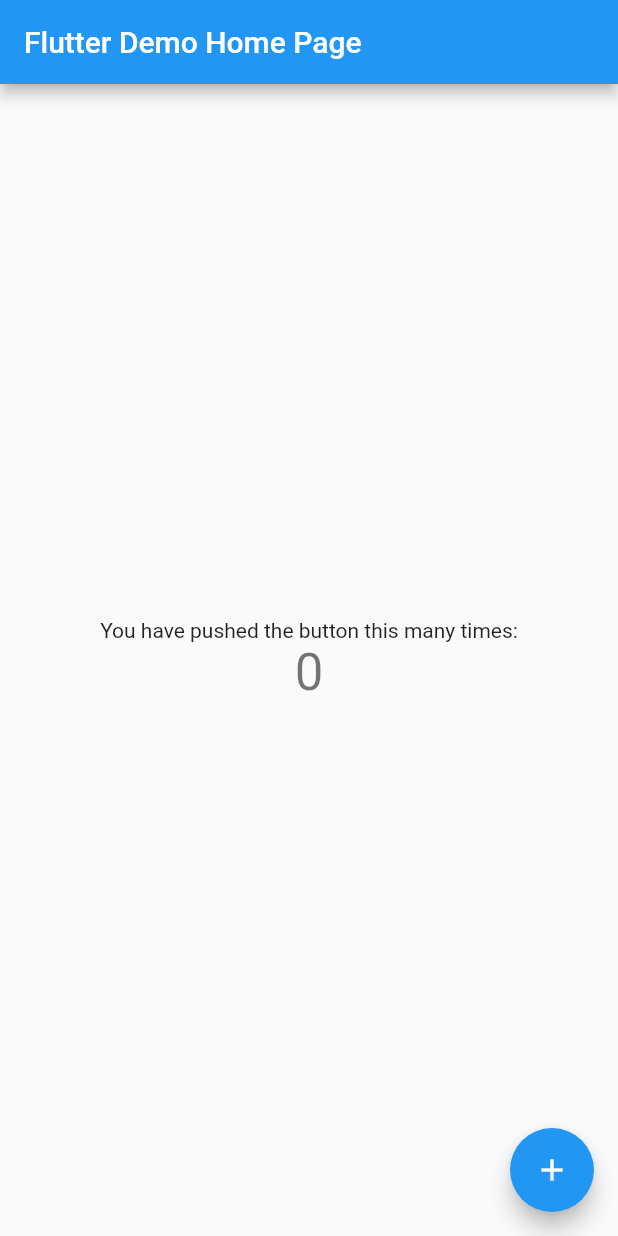
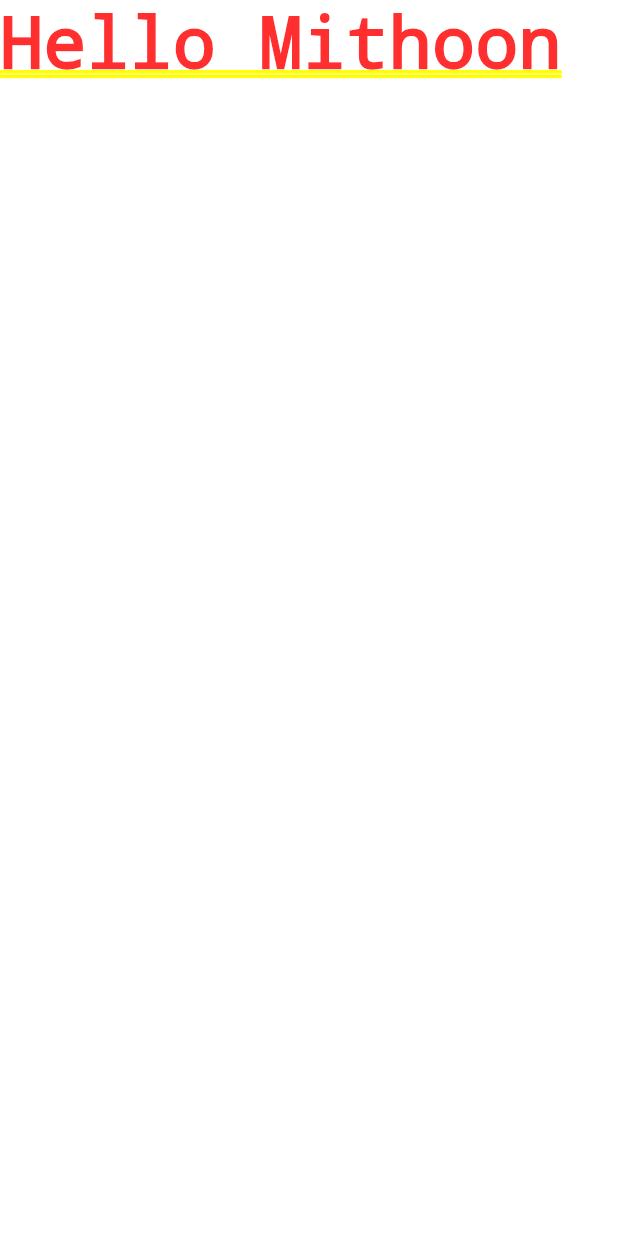
Before and after one commit to MithoonKumar/test_flutter_app, a Flutter app: the screen it shows after launch, on a phone screen of 412 x 824 dp. Run offline on Flutter 3.47's test engine with Material 2 defaults, Android fonts, the phone set to English and light mode, and no system bars.

Commit message:
Smallest app

```diff
--- a/lib/main.dart
+++ b/lib/main.dart
@@ -1,111 +1,5 @@
 import 'package:flutter/material.dart';
 
-void main() => runApp(MyApp());
-
-class MyApp extends StatelessWidget {
-  // This widget is the root of your application.
-  @override
-  Widget build(BuildContext context) {
-    return MaterialApp(
-      title: 'Flutter Demo',
-      theme: ThemeData(
-        // This is the theme of your application.
-        //
-        // Try running your application with "flutter run". You'll see the
-        // application has a blue toolbar. Then, without quitting the app, try
-        // changing the primarySwatch below to Colors.green and then invoke
-        // "hot reload" (press "r" in the console where you ran "flutter run",
-        // or simply save you r changes to "hot reload" in a Flutter IDE).
-        // Notice that the counter didn't reset back to zero; the application
-        // is not restarted.
-        primarySwatch: Colors.blue,
-      ),
-      home: MyHomePage(title: 'Flutter Demo Home Page'),
-    );
-  }
-}
-
-class MyHomePage extends StatefulWidget {
-  MyHomePage({Key key, this.title}) : super(key: key);
-
-  // This widget is the home page of your application. It is stateful, meaning
-  // that it has a State object (defined below) that contains fields that affect
-  // how it looks.
-
-  // This class is the configuration for the state. It holds the values (in this
-  // case the title) provided by the parent (in this case the App widget) and
-  // used by the build method of the State. Fields in a Widget subclass are
-  // always marked "final".
-
-  final String title;
-
-  @override
-  _MyHomePageState createState() => _MyHomePageState();
-}
-
-class _MyHomePageState extends State<MyHomePage> {
-  int _counter = 0;
-
-  void _incrementCounter() {
-    setState(() {
-      // This call to setState tells the Flutter framework that something has
-      // changed in this State, which causes it to rerun the build method below
-      // so that the display can reflect the updated values. If we changed
-      // _counter without calling setState(), then the build method would not be
-      // called again, and so nothing would appear to happen.
-      _counter++;
-    });
-  }
-
-  @override
-  Widget build(BuildContext context) {
-    // This method is rerun every time setState is called, for instance as done
-    // by the _incrementCounter method above.
-    //
-    // The Flutter framework has been optimized to make rerunning build methods
-    // fast, so that you can just rebuild anything that needs updating rather
-    // than having to individually change instances of widgets.
-    return Scaffold(
-      appBar: AppBar(
-        // Here we take the value from the MyHomePage object that was created by
-        // the App.build method, and use it to set our appbar title.
-        title: Text(widget.title),
-      ),
-      body: Center(
-        // Center is a layout widget. It takes a single child and positions it
-        // in the middle of the parent.
-        child: Column(
-          // Column is also a layout widget. It takes a list of children and
-          // arranges them vertically. By default, it sizes itself to fit its
-          // children horizontally, and tries to be as tall as its parent.
-          //
-          // Invoke "debug painting" (press "p" in the console, choose the
-          // "Toggle Debug Paint" action from the Flutter Inspector in Android
-          // Studio, or the "Toggle Debug Paint" command in Visual Studio Code)
-          // to see the wireframe for each widget.
-          //
-          // Column has various properties to control how it sizes itself and
-          // how it positions its children. Here we use mainAxisAlignment to
-          // center the children vertically; the main axis here is the vertical
-          // axis because Columns are vertical (the cross axis would be
-          // horizontal).
-          mainAxisAlignment: MainAxisAlignment.center,
-          children: <Widget>[
-            Text(
-              'You have pushed the button this many times:',
-            ),
-            Text(
-              '$_counter',
-              style: Theme.of(context).textTheme.display1,
-            ),
-          ],
-        ),
-      ),
-      floatingActionButton: FloatingActionButton(
-        onPressed: _incrementCounter,
-        tooltip: 'Increment',
-        child: Icon(Icons.add),
-      ), // This trailing comma makes auto-formatting nicer for build methods.
-    );
-  }
-}
+void main() => runApp(MaterialApp(
+  home: Text("Hello Mithoon")
+));
```
